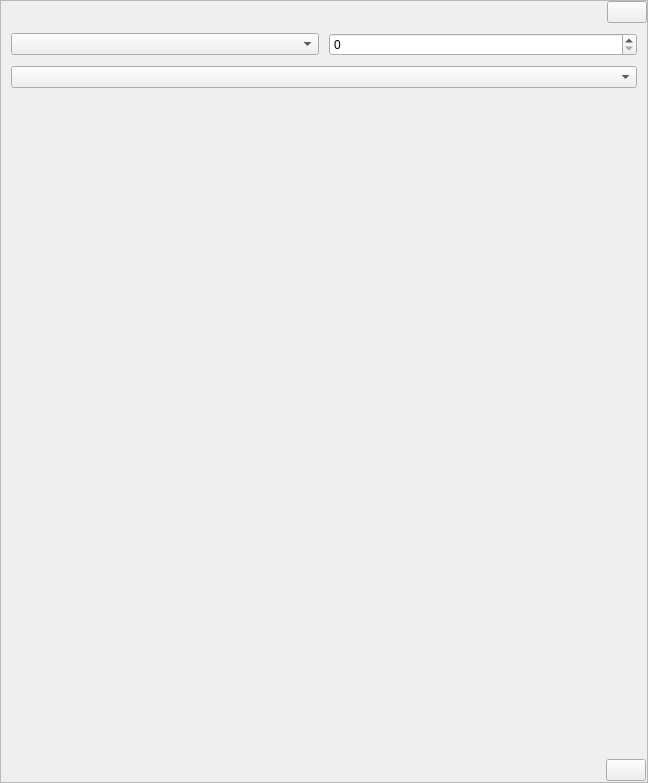
LaM0uette/MyDLG, file src/gui/ui/form_dlg.ui: the form before one commit.
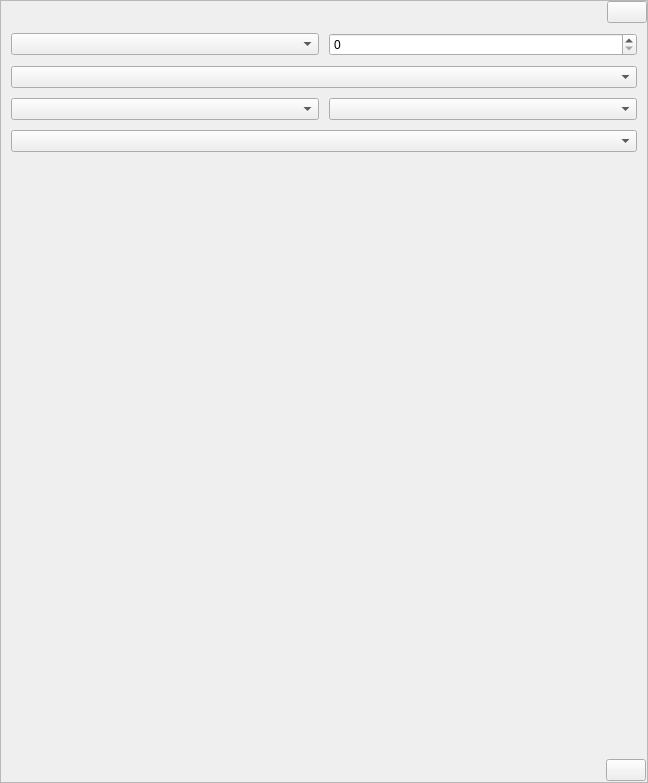
The form after the commit.

Commit message: requte ajout nro pm refcode3

What changed in the file:
```diff
--- a/src/gui/ui/form_dlg.ui
+++ b/src/gui/ui/form_dlg.ui
@@ -137,6 +137,19 @@
          <item>
           <widget class="QComboBox" name="cb_td"/>
          </item>
+         <item>
+          <layout class="QHBoxLayout" name="horizontalLayout_2">
+           <item>
+            <widget class="QComboBox" name="cb_nro"/>
+           </item>
+           <item>
+            <widget class="QComboBox" name="cb_pm"/>
+           </item>
+          </layout>
+         </item>
+         <item>
+          <widget class="QComboBox" name="cb_refcode3"/>
+         </item>
          <item>
           <spacer name="verticalSpacer">
            <property name="orientation">
```
The commit also changes 2 other files.
